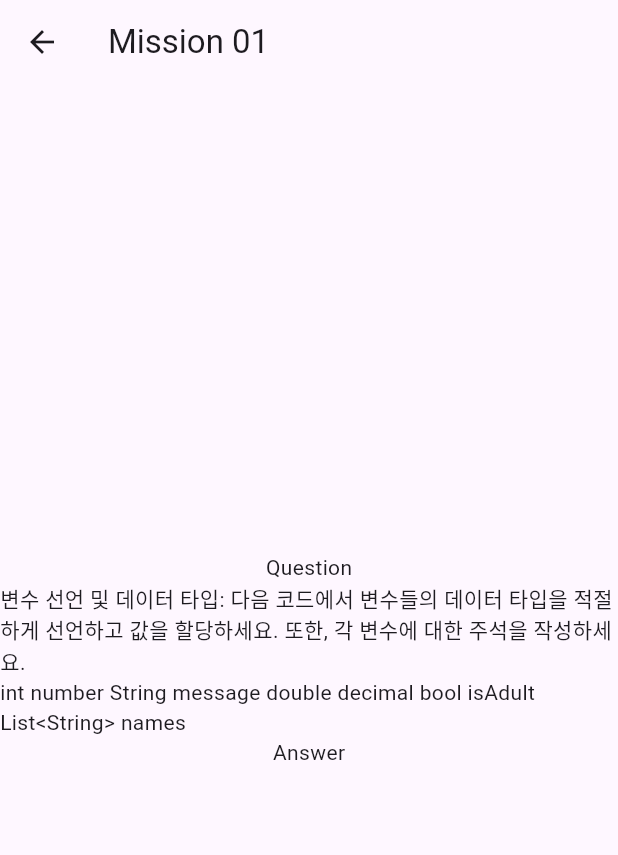
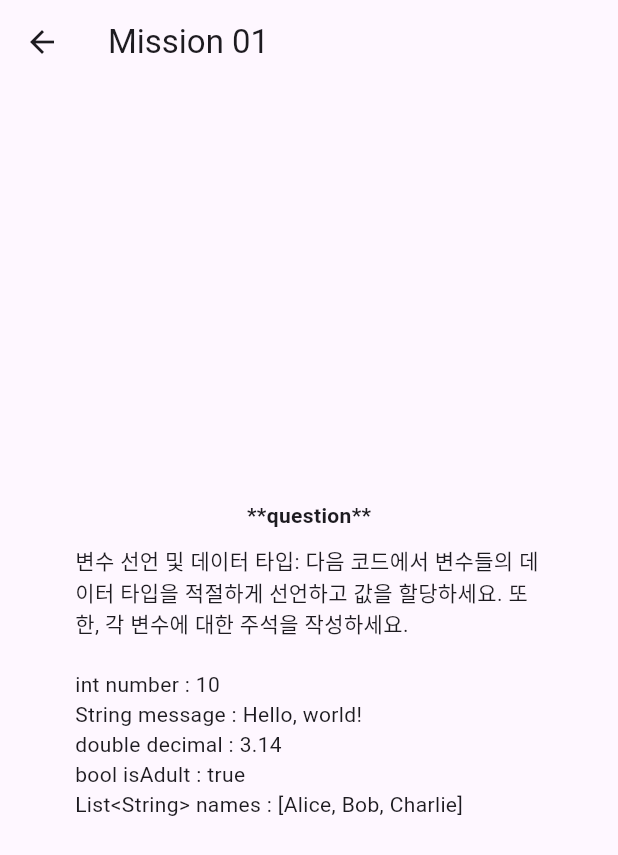
Before and after one commit to drfxsw/flutter_pre, a Flutter app: the Mission01Screen screen opened directly, on a phone screen of 412 x 824 dp. Shown: the top 855 px of the screen. Run offline on Flutter 3.47's test engine with Material 3 defaults, Android fonts, the phone set to English and light mode, and no system bars.

Commit message:
feat: 미션1

```diff
--- a/lib/components/mission_01.dart
+++ b/lib/components/mission_01.dart
@@ -3,6 +3,13 @@ import 'package:flutter/material.dart';
 class Mission01Screen extends StatelessWidget {
   @override
   Widget build(BuildContext context) {
+    // int = 정수형, String = 문자열, double = 실수형, bool = 불리언, List<String> = 문자열 리스트
+    int number = 10;
+    String message = "Hello, world!";
+    double decimal = 3.14;
+    bool isAdult = true;
+    List<String> names = ["Alice", "Bob", "Charlie"];
+
     return Scaffold(
       appBar: AppBar(
         title: Text('Mission 01'),
@@ -11,13 +18,42 @@ class Mission01Screen extends StatelessWidget {
         child: Column(
           mainAxisAlignment: MainAxisAlignment.center,
           children: <Widget>[
-            Text('Question',
-            //좌측정렬
-              style: TextStyle()
-           ),
-            Text('변수 선언 및 데이터 타입: 다음 코드에서 변수들의 데이터 타입을 적절하게 선언하고 값을 할당하세요. 또한, 각 변수에 대한 주석을 작성하세요.',),
-            Text('int number String message double decimal bool isAdult List<String> names'),
-            Text('Answer')
+            const Text(
+              '**question**',
+              style: TextStyle(fontWeight: FontWeight.bold),
+            ),
+            const SizedBox(height: 10), // 여백
+            Container(
+              margin: const EdgeInsets.symmetric(horizontal: 50),
+              child: const Text(
+                '변수 선언 및 데이터 타입: 다음 코드에서 변수들의 데이터 타입을 적절하게 선언하고 값을 할당하세요. 또한, 각 변수에 대한 주석을 작성하세요.',
+              ),
+            ),
+            const SizedBox(height: 20), // 여백
+            Container(
+              margin: EdgeInsets.symmetric(horizontal: 50),
+              width: double.infinity,
+              child: Column(
+                crossAxisAlignment: CrossAxisAlignment.start,
+                children: <Widget>[
+                  Text(
+                    'int number : $number',
+                  ),
+                  Text(
+                    'String message : $message',
+                  ),
+                  Text(
+                    'double decimal : $decimal',
+                  ),
+                  Text(
+                    'bool isAdult : $isAdult',
+                  ),
+                  Text(
+                    'List<String> names : $names',
+                  ),
+                ],
+              )
+            )
           ],
         ),
       ),
```
